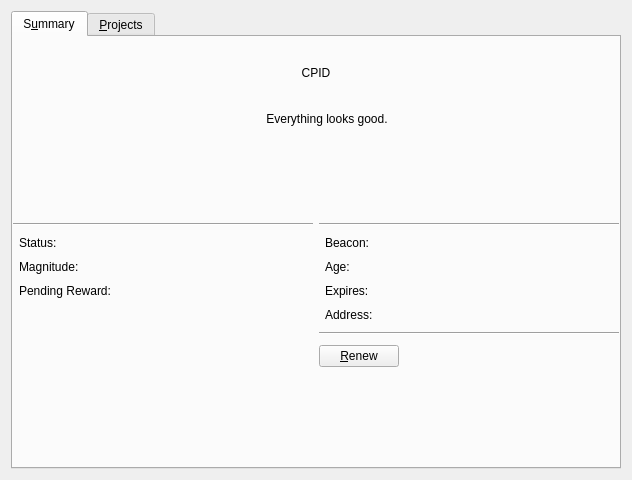
gridcoin-community/Gridcoin-Research, file src/qt/forms/researcherwizardsummarypage.ui: the form before one commit.
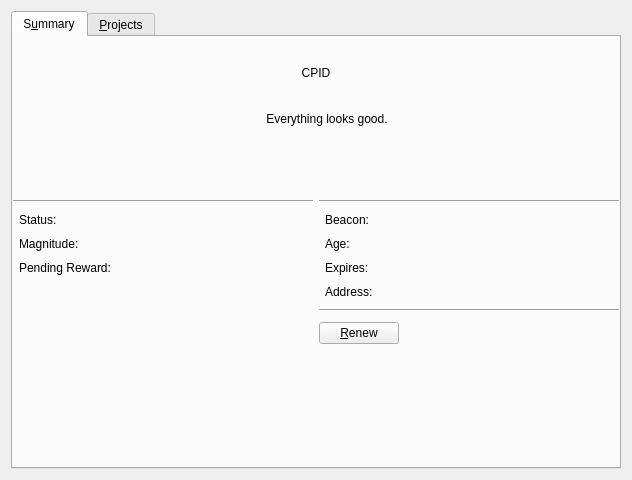
The form after the commit. Icons and pictures are not drawn.

```diff
--- a/src/qt/forms/researcherwizardsummarypage.ui
+++ b/src/qt/forms/researcherwizardsummarypage.ui
@@ -202,13 +202,7 @@
           <enum>Qt::Vertical</enum>
          </property>
          <property name="sizeType">
-          <enum>QSizePolicy::Fixed</enum>
-         </property>
-         <property name="sizeHint" stdset="0">
-          <size>
-           <width>20</width>
-           <height>30</height>
-          </size>
+          <enum>QSizePolicy::Expanding</enum>
          </property>
         </spacer>
        </item>
```
